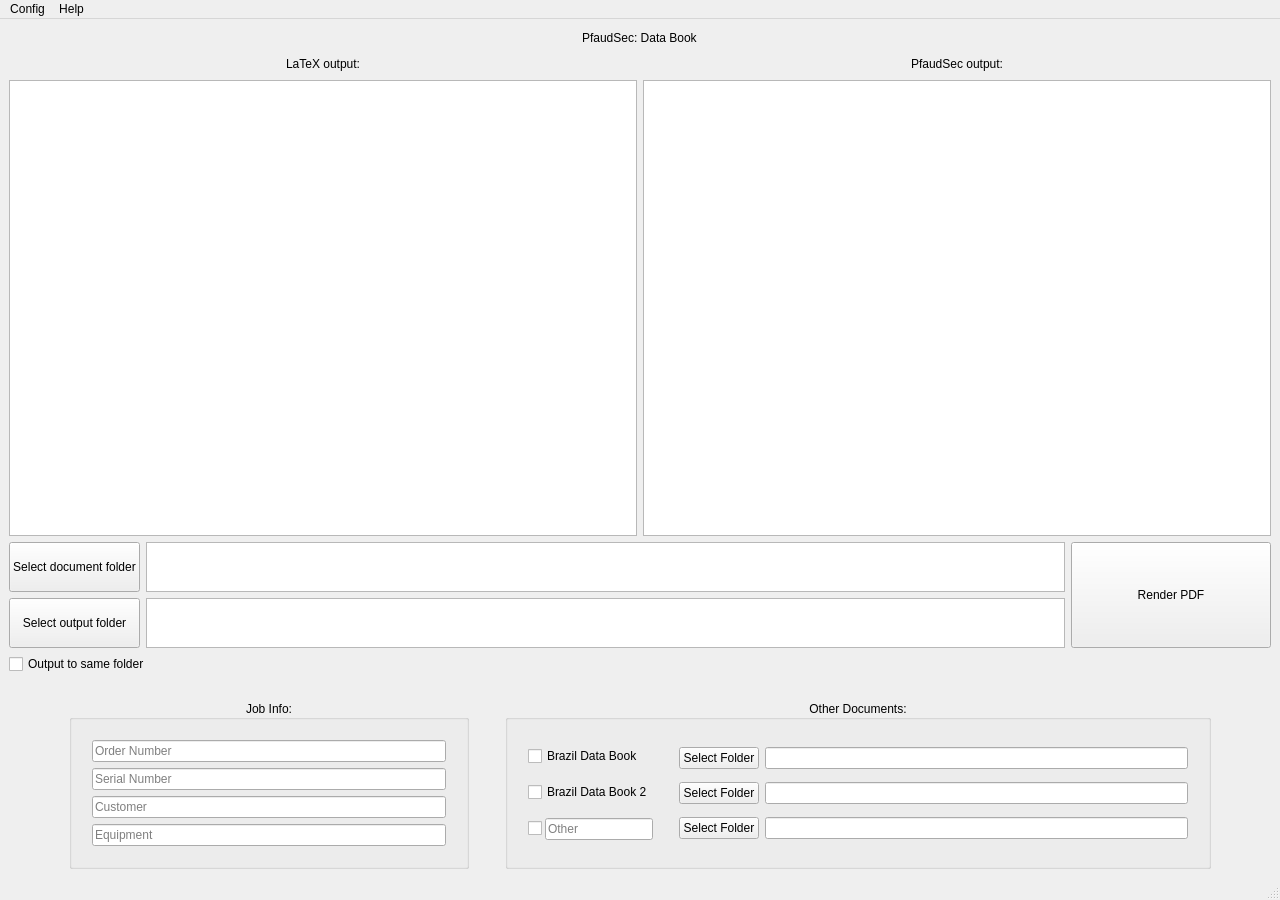
First picture: the form in redirect.ui, repository Kody-Quintana/PfaudSec, before the edit.
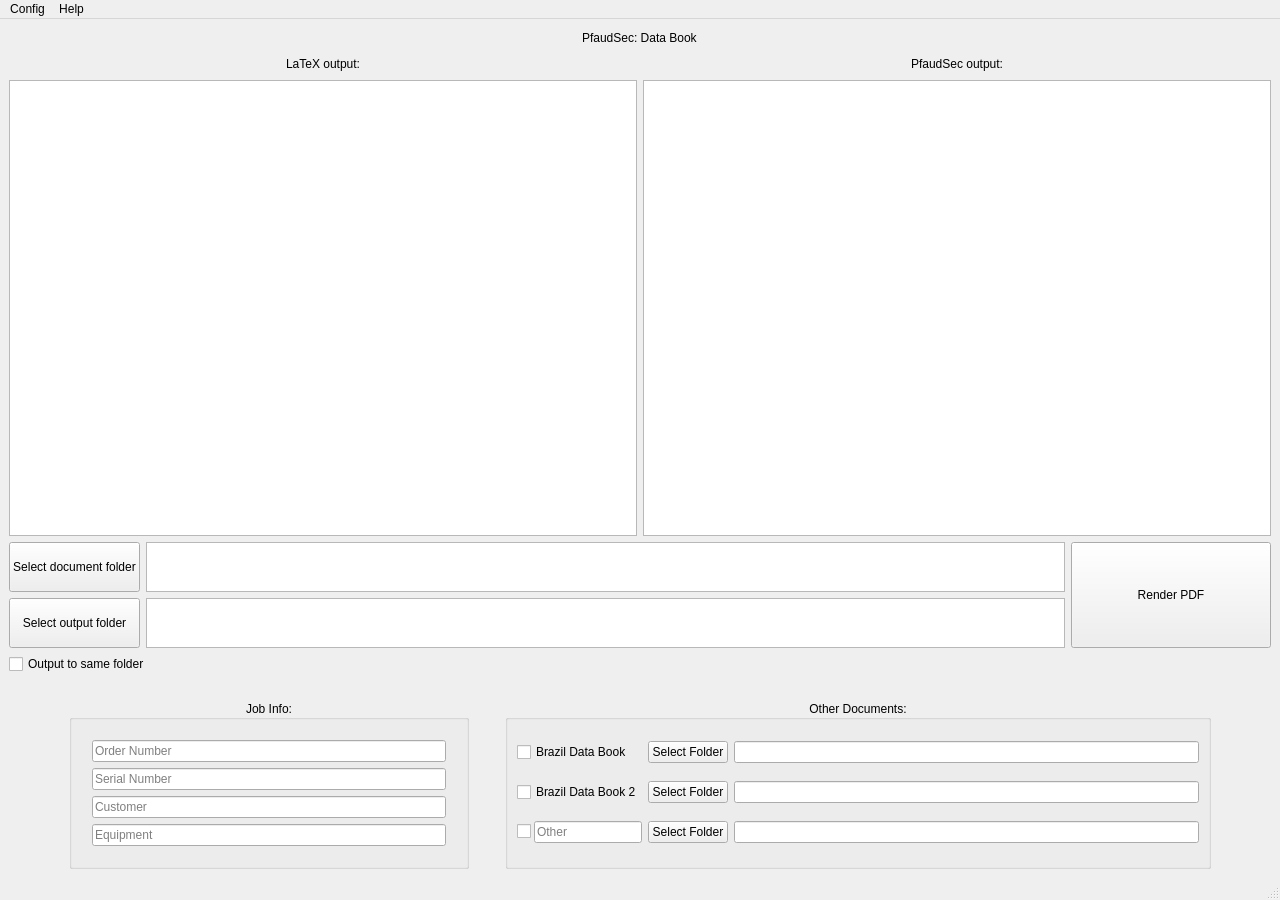
Second picture: the form after the edit.

Commit message: Changed other doc layout to grid

What changed in the file:
```diff
--- a/redirect.ui
+++ b/redirect.ui
@@ -437,39 +437,8 @@
         <property name="alignment">
          <set>Qt::AlignCenter</set>
         </property>
-        <layout class="QHBoxLayout" name="horizontalLayout_8">
-         <property name="leftMargin">
-          <number>20</number>
-         </property>
-         <property name="topMargin">
-          <number>20</number>
-         </property>
-         <property name="rightMargin">
-          <number>20</number>
-         </property>
-         <property name="bottomMargin">
-          <number>20</number>
-         </property>
-         <item>
-          <layout class="QVBoxLayout" name="verticalLayout_8">
-           <property name="spacing">
-            <number>10</number>
-           </property>
-           <item>
-            <widget class="QCheckBox" name="checkBox_loose_0">
-             <property name="text">
-              <string>Brazil Data Book</string>
-             </property>
-            </widget>
-           </item>
-           <item>
-            <widget class="QCheckBox" name="checkBox_loose_1">
-             <property name="text">
-              <string>Brazil Data Book 2</string>
-             </property>
-            </widget>
-           </item>
-           <item>
+        <layout class="QGridLayout" name="gridLayout">
+         <item row="2" column="0">
             <layout class="QHBoxLayout" name="horizontalLayout_12">
              <property name="spacing">
               <number>0</number>
@@ -496,27 +465,27 @@
              </item>
             </layout>
            </item>
-          </layout>
-         </item>
-         <item>
-          <spacer name="horizontalSpacer_15">
-           <property name="orientation">
-            <enum>Qt::Horizontal</enum>
+         <item row="2" column="1">
+          <widget class="QPushButton" name="pushButton_loose_2">
+           <property name="sizePolicy">
+            <sizepolicy hsizetype="Minimum" vsizetype="Fixed">
+             <horstretch>0</horstretch>
+             <verstretch>0</verstretch>
+            </sizepolicy>
            </property>
-           <property name="sizeType">
-            <enum>QSizePolicy::Minimum</enum>
+           <property name="text">
+            <string>Select Folder</string>
            </property>
-           <property name="sizeHint" stdset="0">
-            <size>
-             <width>20</width>
-             <height>20</height>
-            </size>
+          </widget>
+         </item>
+         <item row="1" column="0">
+          <widget class="QCheckBox" name="checkBox_loose_1">
+           <property name="text">
+            <string>Brazil Data Book 2</string>
            </property>
-          </spacer>
+          </widget>
          </item>
-         <item>
-          <layout class="QVBoxLayout" name="verticalLayout_10">
-           <item>
+         <item row="0" column="1">
             <widget class="QPushButton" name="pushButton_loose_0">
              <property name="sizePolicy">
               <sizepolicy hsizetype="Minimum" vsizetype="Fixed">
@@ -532,7 +501,7 @@
              </property>
             </widget>
            </item>
-           <item>
+         <item row="1" column="1">
             <widget class="QPushButton" name="pushButton_loose_1">
              <property name="sizePolicy">
               <sizepolicy hsizetype="Minimum" vsizetype="Fixed">
@@ -545,27 +514,14 @@
              </property>
             </widget>
            </item>
-           <item>
-            <widget class="QPushButton" name="pushButton_loose_2">
-             <property name="sizePolicy">
-              <sizepolicy hsizetype="Minimum" vsizetype="Fixed">
-               <horstretch>0</horstretch>
-               <verstretch>0</verstretch>
-              </sizepolicy>
-             </property>
+         <item row="0" column="0">
+          <widget class="QCheckBox" name="checkBox_loose_0">
              <property name="text">
-              <string>Select Folder</string>
+            <string>Brazil Data Book</string>
              </property>
             </widget>
            </item>
-          </layout>
-         </item>
-         <item>
-          <layout class="QVBoxLayout" name="verticalLayout_11">
-           <property name="sizeConstraint">
-            <enum>QLayout::SetDefaultConstraint</enum>
-           </property>
-           <item>
+         <item row="0" column="2">
             <widget class="QLineEdit" name="lineEdit_loose_0">
              <property name="sizePolicy">
               <sizepolicy hsizetype="MinimumExpanding" vsizetype="Fixed">
@@ -581,7 +537,7 @@
              </property>
             </widget>
            </item>
-           <item>
+         <item row="1" column="2">
             <widget class="QLineEdit" name="lineEdit_loose_1">
              <property name="sizePolicy">
               <sizepolicy hsizetype="MinimumExpanding" vsizetype="Fixed">
@@ -597,7 +553,7 @@
              </property>
             </widget>
            </item>
-           <item>
+         <item row="2" column="2">
             <widget class="QLineEdit" name="lineEdit_loose_2">
              <property name="sizePolicy">
               <sizepolicy hsizetype="Expanding" vsizetype="Fixed">
@@ -614,8 +570,6 @@
             </widget>
            </item>
           </layout>
-         </item>
-        </layout>
        </widget>
       </item>
       <item>
```
Left out of the diff: 2 changed lines with no effect on the pictures. Lines whose indentation alone changed are shown as unchanged. The commit also changes 1 other file.
